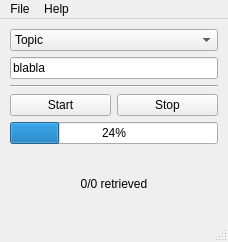
mstrupler/WOS3, file easyWok3.ui: the form before one commit.
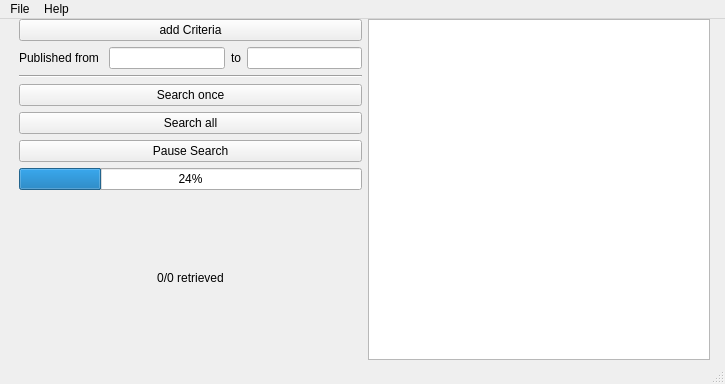
The form after the commit.

The edit to the form file:
```diff
--- a/easyWok3.ui
+++ b/easyWok3.ui
@@ -9,114 +9,70 @@
    <rect>
     <x>0</x>
     <y>0</y>
-    <width>228</width>
-    <height>242</height>
+    <width>725</width>
+    <height>384</height>
    </rect>
   </property>
   <property name="windowTitle">
    <string>MainWindow</string>
   </property>
   <widget class="QWidget" name="centralwidget">
-   <widget class="QWidget" name="verticalLayoutWidget">
+   <property name="enabled">
+    <bool>true</bool>
+   </property>
+   <widget class="QWidget" name="gridLayoutWidget">
     <property name="geometry">
      <rect>
-      <x>10</x>
-      <y>10</y>
-      <width>208</width>
-      <height>188</height>
+      <x>19</x>
+      <y>0</y>
+      <width>691</width>
+      <height>341</height>
      </rect>
     </property>
-    <layout class="QVBoxLayout" name="verticalLayout">
-     <item>
-      <widget class="QComboBox" name="comboBox">
-       <item>
-        <property name="text">
-         <string>Topic</string>
-        </property>
-       </item>
-       <item>
-        <property name="text">
-         <string>Title</string>
-        </property>
-       </item>
+    <layout class="QGridLayout" name="gridLayout">
+     <item row="0" column="1">
+      <widget class="QTableView" name="tvResults"/>
+     </item>
+     <item row="0" column="0">
+      <layout class="QVBoxLayout" name="vlSearch">
+       <property name="sizeConstraint">
+        <enum>QLayout::SetDefaultConstraint</enum>
+       </property>
        <item>
         <property name="text">
          <string>Author</string>
         </property>
        </item>
        <item>
+        <widget class="QPushButton" name="pAddCriteria">
         <property name="text">
-         <string>Conference</string>
-        </property>
+          <string>add Criteria</string>
+         </property>
+        </widget>
        </item>
        <item>
-        <property name="text">
-         <string>Country</string>
-        </property>
-       </item>
+        <layout class="QHBoxLayout" name="horizontalLayout_3">
        <item>
+          <widget class="QLabel" name="label">
         <property name="text">
-         <string>Organization</string>
-        </property>
+            <string>Published from </string>
+           </property>
+          </widget>
        </item>
        <item>
-        <property name="text">
-         <string>Publication Name</string>
-        </property>
+          <widget class="QLineEdit" name="leYearStart"/>
        </item>
        <item>
+          <widget class="QLabel" name="label_2">
         <property name="text">
-         <string>Editor</string>
-        </property>
-       </item>
-       <item>
-        <property name="text">
-         <string>Province/State</string>
-        </property>
-       </item>
-       <item>
-        <property name="text">
-         <string>City</string>
-        </property>
-       </item>
-       <item>
-        <property name="text">
-         <string>Funding Agency</string>
-        </property>
-       </item>
-       <item>
-        <property name="text">
-         <string>DOI</string>
-        </property>
-       </item>
-       <item>
-        <property name="text">
-         <string>ResearcherID</string>
-        </property>
-       </item>
-       <item>
-        <property name="text">
-         <string>Research Area</string>
-        </property>
-       </item>
-       <item>
-        <property name="text">
-         <string>Web of Science Category</string>
-        </property>
-       </item>
-       <item>
-        <property name="text">
-         <string>Zip/Postal Code</string>
-        </property>
-       </item>
+            <string>to</string>
+           </property>
       </widget>
      </item>
      <item>
-      <widget class="QLineEdit" name="eTopic">
-       <property name="text">
-        <string>blabla</string>
-       </property>
-      </widget>
+          <widget class="QLineEdit" name="leYearEnd"/>
+         </item>
+        </layout>
      </item>
      <item>
       <widget class="Line" name="line_2">
@@ -126,22 +82,25 @@
       </widget>
      </item>
      <item>
-      <layout class="QHBoxLayout" name="horizontalLayout">
+        <widget class="QPushButton" name="pSearchOnce">
+         <property name="text">
+          <string>Search once</string>
+         </property>
+        </widget>
+       </item>
        <item>
-        <widget class="QPushButton" name="pSearch">
+        <widget class="QPushButton" name="pSearchAll">
          <property name="text">
-          <string>Start</string>
+          <string>Search all</string>
          </property>
         </widget>
        </item>
        <item>
         <widget class="QPushButton" name="pStop">
          <property name="text">
-          <string>Stop</string>
+          <string>Pause Search</string>
          </property>
         </widget>
-       </item>
-      </layout>
      </item>
      <item>
       <widget class="QProgressBar" name="pbRetrieved">
@@ -161,6 +120,8 @@
       </widget>
      </item>
     </layout>
+     </item>
+    </layout>
    </widget>
   </widget>
   <widget class="QMenuBar" name="menubar">
@@ -168,7 +129,7 @@
     <rect>
      <x>0</x>
      <y>0</y>
-     <width>228</width>
+     <width>725</width>
      <height>22</height>
     </rect>
    </property>
```
Left out of the diff: 8 changed lines with no effect on the pictures. Lines whose indentation alone changed are shown as unchanged.
